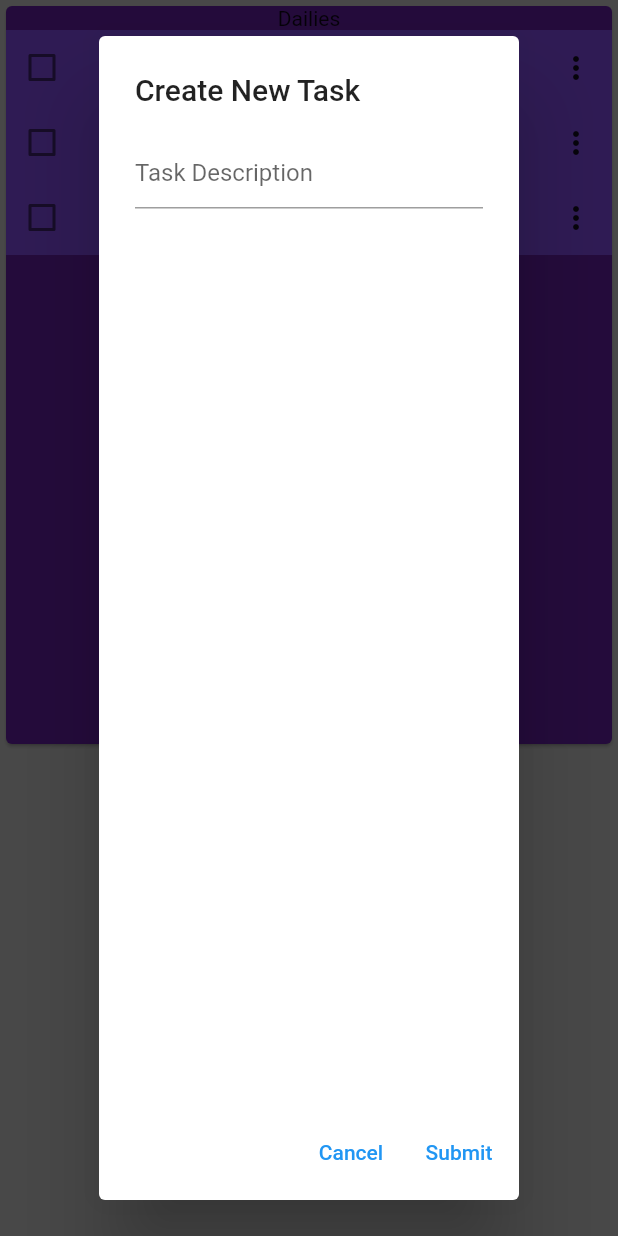
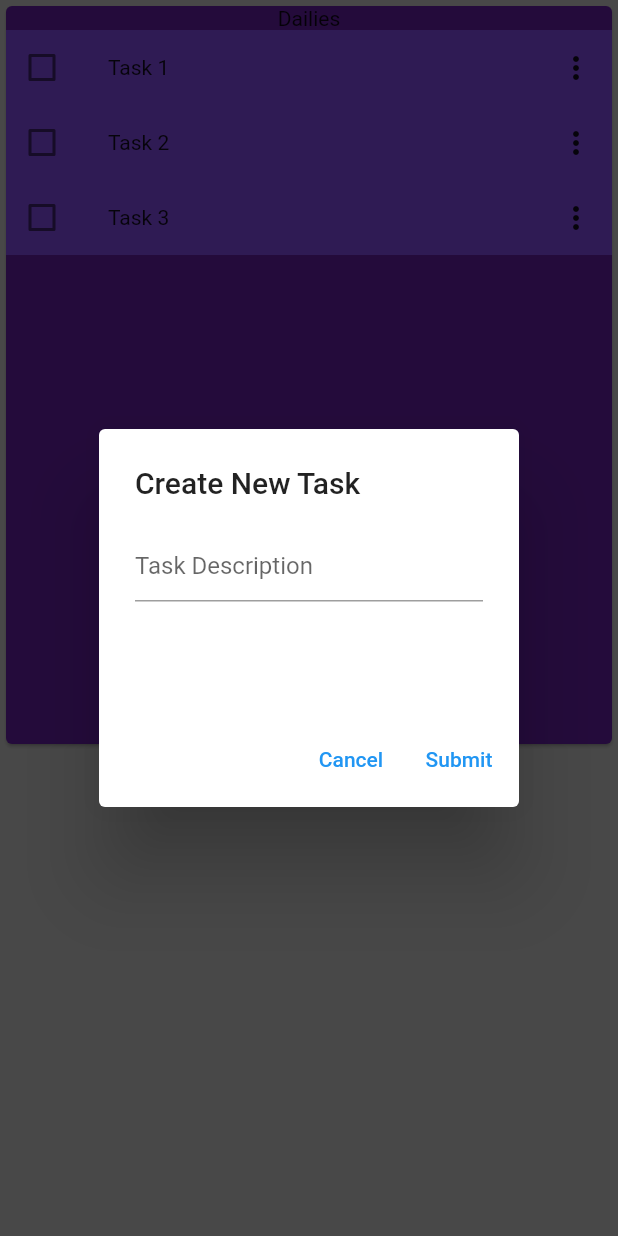
Before and after one commit to KevryP/c_linked, a Flutter app: the screen it shows after launch, after a tap on the "add" icon, on a phone screen of 412 x 824 dp. Run offline on Flutter 3.47's test engine with Material 2 defaults, Android fonts, the light colour scheme and no system bars; missing offline and left inert: dart:js_util.

Commit message:
resized add task dialog box

```diff
--- a/lib/widgets/checklist.dart
+++ b/lib/widgets/checklist.dart
@@ -49,11 +49,12 @@ class CheckListState extends State<CheckList> {
     return ElevatedButton(
       onPressed: () => {
         showDialog(
-          context: context,
-          builder: (BuildContext context) => NewTaskDialog(
-            addTask: addTask,
-          ),
-        )
+            context: context,
+            builder: (BuildContext context) => Center(
+                  child: NewTaskDialog(
+                    addTask: addTask,
+                  ),
+                ))
       },
       child: const Icon(Icons.add),
     );
--- a/lib/widgets/newTaskDialog.dart
+++ b/lib/widgets/newTaskDialog.dart
@@ -13,7 +13,10 @@ class NewTaskDialogState extends State<NewTaskDialog> {
 
   @override
   Widget build(BuildContext context) {
-    return newTaskDialog(context);
+    return SizedBox(
+      height: 300,
+      child: newTaskDialog(context),
+    );
   }
 
   AlertDialog newTaskDialog(context) {
```
